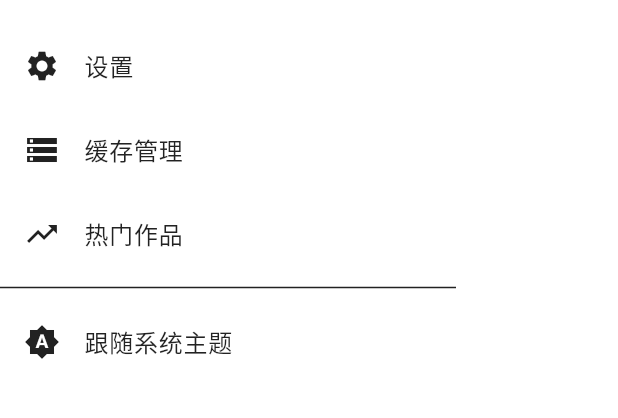
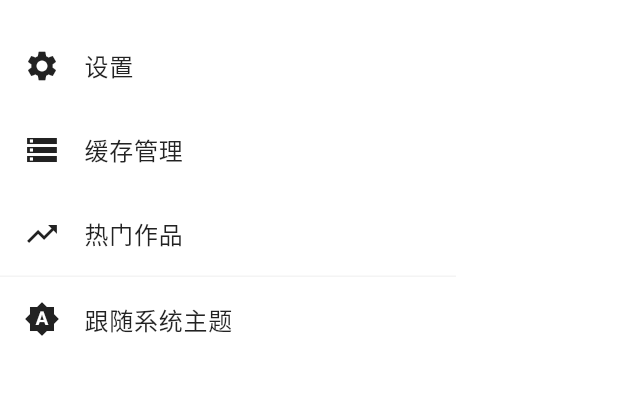
Before and after one commit to weijianxian/Yuro, a Flutter app: the DrawerMenu widget shown alone on an empty page, opened directly, on a phone screen of 412 x 824 dp, the part 566-984 px from its top. Run offline on Flutter 3.47's test engine with Material 3 defaults, Android fonts, the phone set to English and light mode, and no system bars; our stand-ins replace audio_service, cached_network_image, dio, flutter_cache_manager, freezed_annotation, get_it and 5 more; missing offline and left inert: audio_session; accounts and stored records are empty; network calls fail; statements that could not run were skipped.

Commit message:
Update DrawerMenu to enhance theme integration
- Replaced the static Divider with a themed Divider that adapts to the current color scheme, improving visual consistency with the overall app theme.
- Adjusted the height of the Divider for better spacing within the DrawerMenu.

These changes contribute to a more cohesive user interface by ensuring that the DrawerMenu aligns with the dynamic theming capabilities introduced in previous commits.

```diff
--- a/lib/widgets/drawer_menu.dart
+++ b/lib/widgets/drawer_menu.dart
@@ -138,7 +138,10 @@ class DrawerMenu extends StatelessWidget {
               );
             },
           ),
-          const Divider(),
+            Divider(
+              color: Theme.of(context).colorScheme.surfaceVariant,
+              height: 1,
+            ),
           Consumer<ThemeController>(
             builder: (context, themeController, _) {
               return ListTile(
```
